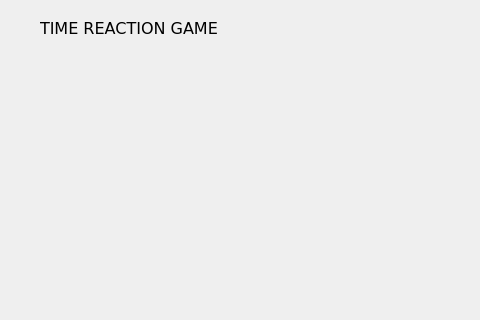
reilta/reaction-time, file mainwindow.ui: the form before one commit; both pictures show x 0 to 480 and y 0 to 320 of the 800 by 600 pixel window.
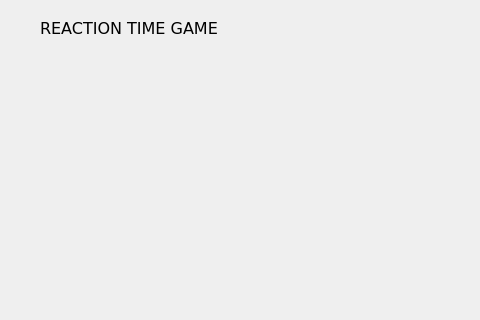
The form after the commit.

```diff
--- a/mainwindow.ui
+++ b/mainwindow.ui
@@ -61,7 +61,7 @@
      </font>
     </property>
     <property name="text">
-     <string>TIME REACTION GAME</string>
+     <string>REACTION TIME GAME</string>
     </property>
     <property name="textFormat">
      <enum>Qt::AutoText</enum>
@@ -290,7 +290,7 @@
      </item>
     </layout>
    </widget>
-   <widget class="QWidget" name="">
+   <widget class="QWidget" name="layoutWidget">
     <property name="geometry">
      <rect>
       <x>20</x>
@@ -372,7 +372,7 @@
      </item>
     </layout>
    </widget>
-   <widget class="QWidget" name="">
+   <widget class="QWidget" name="layoutWidget">
     <property name="geometry">
      <rect>
       <x>590</x>
```
